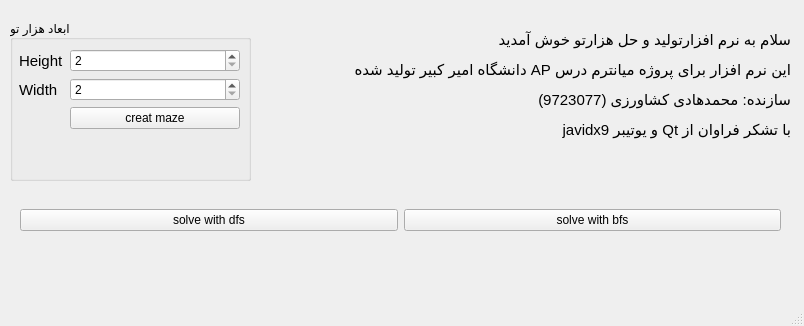
Above: mainform.ui from mohake-keshavarzi/Mohammad-Hadi-Keshavarzi before the change. Below: the same form after it.
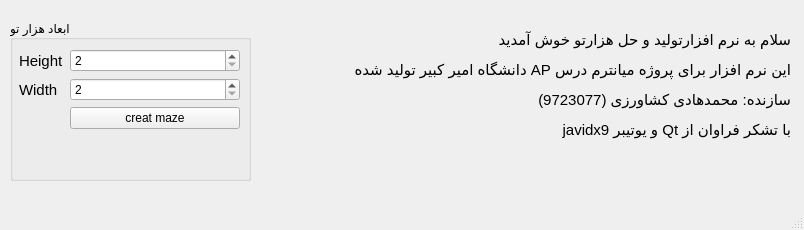
That is the form after the change.

What changed in the file:
```diff
--- a/mainform.ui
+++ b/mainform.ui
@@ -10,7 +10,7 @@
     <x>0</x>
     <y>0</y>
     <width>804</width>
-    <height>326</height>
+    <height>230</height>
    </rect>
   </property>
   <property name="windowTitle">
@@ -103,32 +103,6 @@
      </layout>
     </widget>
    </widget>
-   <widget class="QWidget" name="horizontalLayoutWidget">
-    <property name="geometry">
-     <rect>
-      <x>20</x>
-      <y>180</y>
-      <width>761</width>
-      <height>80</height>
-     </rect>
-    </property>
-    <layout class="QHBoxLayout" name="horizontalLayout">
-     <item>
-      <widget class="QPushButton" name="dfs_sol_pb">
-       <property name="text">
-        <string>solve with dfs</string>
-       </property>
-      </widget>
-     </item>
-     <item>
-      <widget class="QPushButton" name="bfs_sol_pb">
-       <property name="text">
-        <string>solve with bfs</string>
-       </property>
-      </widget>
-     </item>
-    </layout>
-   </widget>
   </widget>
   <widget class="QMenuBar" name="menubar">
    <property name="geometry">
```
